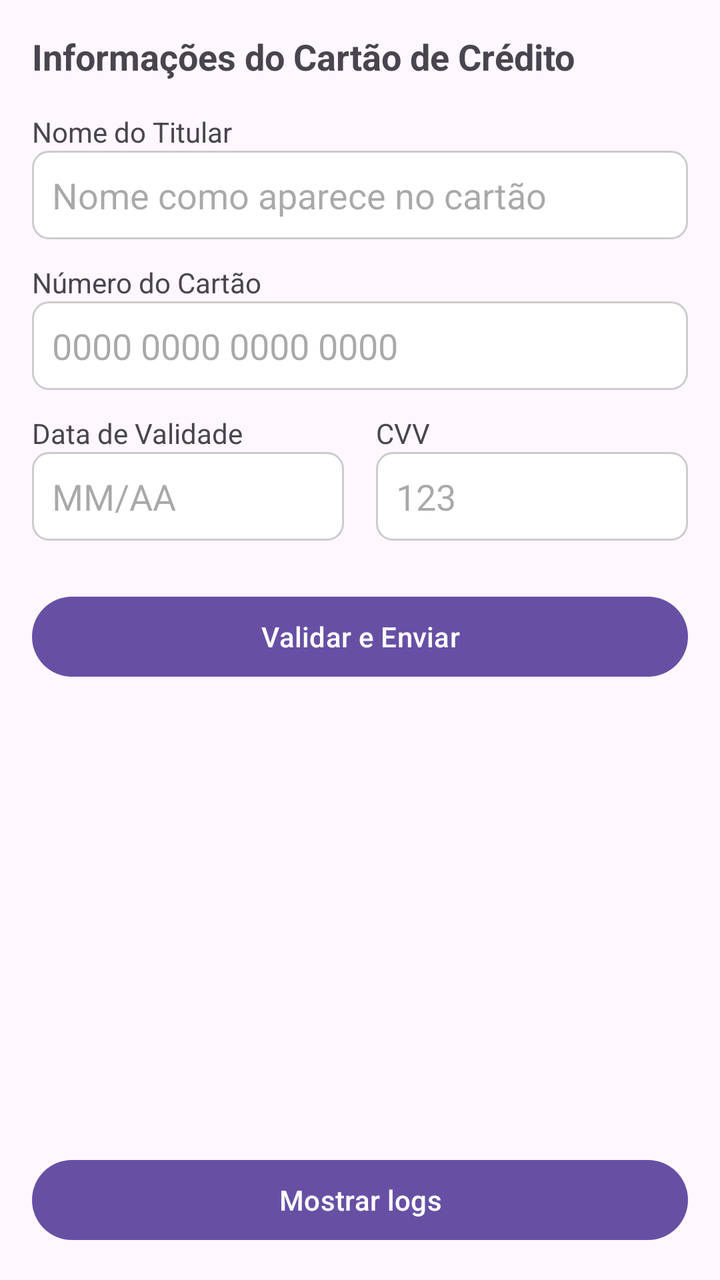
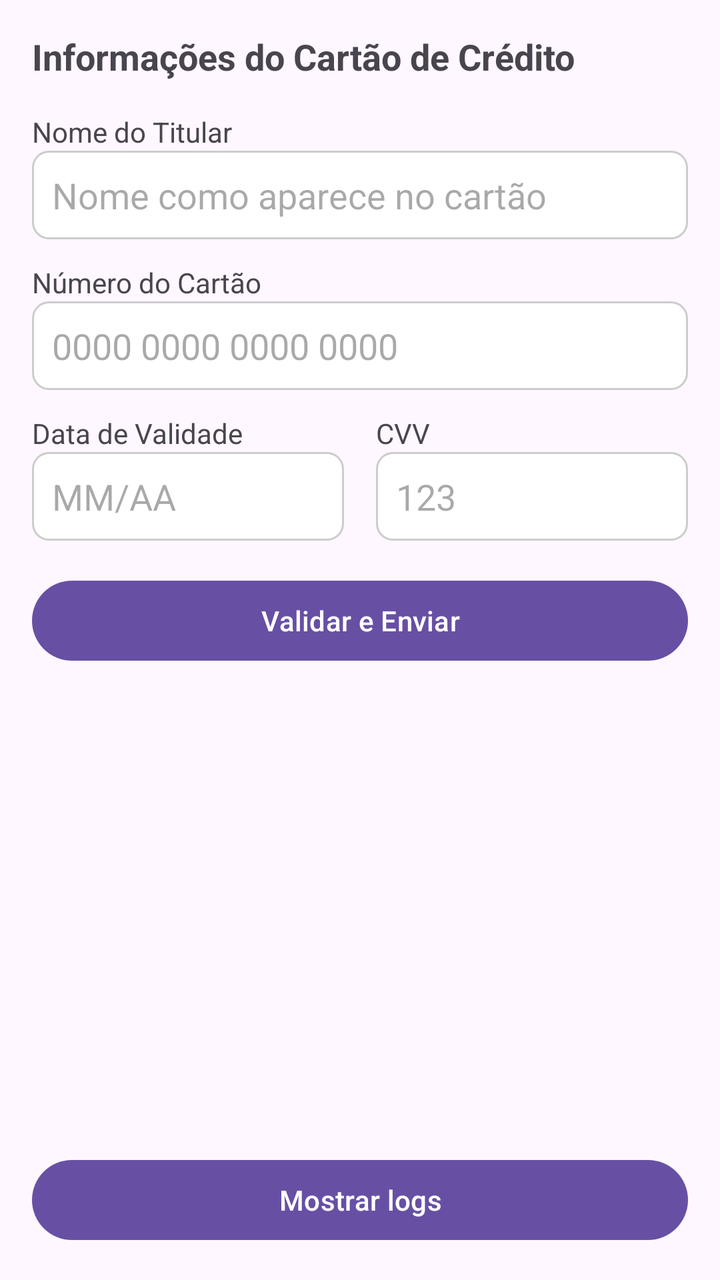

Before-and-after screenshots of an Android layout around one commit, followed by the original layout XML and the change that was made.
<!-- AndroidManifest.xml: application theme Theme.Desafio_tupi -->
<!-- res/layout/activity_main.xml -->
<?xml version="1.0" encoding="utf-8"?>
<LinearLayout xmlns:android="http://schemas.android.com/apk/res/android"
    xmlns:app="http://schemas.android.com/apk/res-auto"
    xmlns:tools="http://schemas.android.com/tools"
    android:layout_width="match_parent"
    android:layout_height="match_parent"
    android:orientation="vertical"
    android:padding="16dp">

    <TextView
        android:layout_width="match_parent"
        android:layout_height="wrap_content"
        android:layout_marginBottom="16dp"
        android:text="Informações do Cartão de Crédito"
        android:textSize="18sp"
        android:textStyle="bold" />

    
    <TextView
        android:layout_width="match_parent"
        android:layout_height="wrap_content"
        android:text="Nome do Titular"
        android:textSize="14sp" />

    <EditText
        android:id="@+id/editTextCardholderName"
        android:layout_width="match_parent"
        android:layout_height="wrap_content"
        android:layout_marginBottom="12dp"
        android:background="@drawable/rounded_edittext"
        android:hint="Nome como aparece no cartão"
        android:inputType="textPersonName"
        android:maxLines="1" />

    
    <TextView
        android:layout_width="match_parent"
        android:layout_height="wrap_content"
        android:text="Número do Cartão"
        android:textSize="14sp" />

    <EditText
        android:id="@+id/editTextCardNumber"
        android:layout_width="match_parent"
        android:layout_height="wrap_content"
        android:layout_marginBottom="12dp"
        android:background="@drawable/rounded_edittext"
        android:hint="0000 0000 0000 0000"
        android:inputType="number" />

    
    <LinearLayout
        android:layout_width="match_parent"
        android:layout_height="wrap_content"
        android:orientation="horizontal">

        <LinearLayout
            android:layout_width="0dp"
            android:layout_height="wrap_content"
            android:layout_marginEnd="8dp"
            android:layout_weight="1"
            android:orientation="vertical">

            <TextView
                android:layout_width="match_parent"
                android:layout_height="wrap_content"
                android:text="Data de Validade"
                android:textSize="14sp" />

            <EditText
                android:id="@+id/editTextExpiryDate"
                android:layout_width="match_parent"
                android:layout_height="wrap_content"
                android:background="@drawable/rounded_edittext"
                android:hint="MM/AA"
                android:inputType="date"
                android:maxLength="5" />
        </LinearLayout>

        <LinearLayout
            android:layout_width="0dp"
            android:layout_height="wrap_content"
            android:layout_marginStart="8dp"
            android:layout_weight="1"
            android:orientation="vertical">

            <TextView
                android:layout_width="match_parent"
                android:layout_height="wrap_content"
                android:text="CVV"
                android:textSize="14sp" />

            <EditText
                android:id="@+id/editTextCvv"
                android:layout_width="match_parent"
                android:layout_height="wrap_content"
                android:background="@drawable/rounded_edittext"
                android:hint="123"
                android:inputType="number"
                android:maxLength="3" />
        </LinearLayout>
    </LinearLayout>

    <Button
        android:id="@+id/buttonValidate"
        android:layout_width="match_parent"
        android:layout_height="wrap_content"
        android:layout_marginTop="24dp"
        android:text="Validar e Enviar" />

    <androidx.recyclerview.widget.RecyclerView
        android:id="@+id/recyclerLogs"
        android:layout_width="match_parent"
        android:layout_height="wrap_content"
        android:layout_marginTop="10dp"
        android:visibility="gone"
        android:paddingBottom="6dp"
        tools:itemCount="4"
        tools:listitem="@layout/item_recycler_logs" />

    <TextView
        android:id="@+id/txt_semLogs"
        android:layout_width="match_parent"
        android:layout_height="wrap_content"
        android:layout_marginTop="14dp"
        android:text="Nenhum log registrado"
        android:textSize="14sp"
        android:visibility="gone" />


    <Space
        android:layout_width="match_parent"
        android:layout_height="wrap_content"
        android:layout_weight="1" />

    <Button
        android:id="@+id/buttonShowLogs"
        android:layout_width="match_parent"
        android:layout_height="wrap_content"
        android:layout_marginTop="24dp"
        android:text="Mostrar logs" />

    <Button
        android:id="@+id/buttonCloseLogs"
        android:layout_width="match_parent"
        android:layout_height="wrap_content"
        android:layout_marginTop="24dp"
        android:text="Fechar logs"
        android:visibility="gone" />
</LinearLayout>
<!-- res/layout/item_recycler_logs.xml (included above) -->
<?xml version="1.0" encoding="utf-8"?>
<androidx.constraintlayout.widget.ConstraintLayout xmlns:android="http://schemas.android.com/apk/res/android"
    xmlns:app="http://schemas.android.com/apk/res-auto"
    android:layout_width="match_parent"
    android:layout_height="wrap_content"
    android:paddingBottom="0dp">

    <androidx.cardview.widget.CardView
        android:layout_width="match_parent"
        android:layout_height="wrap_content"
        android:layout_marginHorizontal="8dp"
        android:layout_marginTop="4dp"
        android:layout_marginBottom="12dp"
        app:cardCornerRadius="8dp"
        app:cardElevation="5dp"
        app:layout_constraintBottom_toBottomOf="parent"
        app:layout_constraintTop_toTopOf="parent">

        <androidx.constraintlayout.widget.ConstraintLayout
            android:layout_width="match_parent"
            android:layout_height="wrap_content"
            android:padding="12dp">

            
            <TextView
                android:id="@+id/txt_card_holder"
                android:layout_width="0dp"
                android:layout_height="wrap_content"
                android:text="Titular do Cartão"
                android:textColor="@color/cinzaEscuro"
                android:textSize="17sp"
                android:textStyle="bold"
                app:layout_constraintEnd_toEndOf="parent"
                app:layout_constraintStart_toStartOf="parent"
                app:layout_constraintTop_toTopOf="parent" />

            
            <TextView
                android:id="@+id/txt_card_number"
                android:layout_width="0dp"
                android:layout_height="wrap_content"
                android:layout_marginStart="12dp"
                android:layout_marginTop="8dp"
                android:text="**** **** **** 1234"
                android:textColor="@android:color/darker_gray"
                android:textSize="14sp"
                app:layout_constraintEnd_toEndOf="parent"
                app:layout_constraintStart_toStartOf="parent"
                app:layout_constraintTop_toBottomOf="@id/txt_card_holder" />

            <LinearLayout
                android:id="@+id/linlay_payment_method"
                android:layout_width="match_parent"
                android:layout_height="wrap_content"
                android:layout_marginStart="12dp"
                android:orientation="horizontal"
                app:layout_constraintEnd_toEndOf="parent"
                app:layout_constraintStart_toStartOf="parent"
                app:layout_constraintTop_toBottomOf="@id/txt_card_number">

                <TextView
                    android:layout_width="wrap_content"
                    android:layout_height="wrap_content"
                    android:layout_marginTop="4dp"
                    android:text="Método: "
                    android:textColor="@color/cinza"
                    android:textSize="14sp"
                    android:textStyle="bold" />

                
                <TextView
                    android:id="@+id/txt_payment_method"
                    android:layout_width="wrap_content"
                    android:layout_height="wrap_content"
                    android:layout_marginTop="4dp"
                    android:text="Cartão de Crédito"
                    android:textColor="@android:color/darker_gray"
                    android:textSize="14sp" />
            </LinearLayout>


            <LinearLayout
                android:id="@+id/linlay_cvv"
                android:layout_width="match_parent"
                android:layout_height="wrap_content"
                android:layout_marginStart="12dp"
                android:orientation="horizontal"
                app:layout_constraintEnd_toEndOf="parent"
                app:layout_constraintStart_toStartOf="parent"
                app:layout_constraintTop_toBottomOf="@id/linlay_payment_method">

                <TextView
                    android:layout_width="wrap_content"
                    android:layout_height="wrap_content"
                    android:layout_marginTop="4dp"
                    android:text="CVV: "
                    android:textColor="@color/cinza"
                    android:textSize="14sp"
                    android:textStyle="bold" />

                
                <TextView
                    android:id="@+id/txt_cvv"
                    android:layout_width="wrap_content"
                    android:layout_height="wrap_content"
                    android:layout_marginTop="4dp"
                    android:layout_marginBottom="0dp"
                    android:text="***"
                    android:textColor="@android:color/darker_gray"
                    android:textSize="14sp"
                    app:layout_constraintEnd_toEndOf="parent"
                    app:layout_constraintStart_toStartOf="parent"
                    app:layout_constraintTop_toBottomOf="@id/linlay_payment_method" />

            </LinearLayout>


            <TextView
                android:id="@+id/txt_createdAt"
                android:layout_width="wrap_content"
                android:layout_height="wrap_content"
                android:layout_marginTop="10dp"
                android:layout_marginBottom="8dp"
                android:text="Registro criado em :  01/01/2001  10:05"
                android:textColor="@android:color/darker_gray"
                android:textSize="14sp"
                app:layout_constraintStart_toStartOf="@id/linlay_cvv"
                app:layout_constraintTop_toBottomOf="@id/linlay_cvv" />


        </androidx.constraintlayout.widget.ConstraintLayout>

    </androidx.cardview.widget.CardView>

</androidx.constraintlayout.widget.ConstraintLayout>
<!-- resources referenced by this layout -->
<resources>
  <color name="cinza">#8d888c</color>
  <color name="cinzaEscuro">#5f5961</color>
  <!-- drawable rounded_edittext (drawable) -->
  <?xml version="1.0" encoding="utf-8"?>
  <shape xmlns:android="http://schemas.android.com/apk/res/android">
      <solid android:color="#FFFFFF" />
      <stroke
          android:width="1dp"
          android:color="#CCCCCC" />
      <corners android:radius="8dp" />
      <padding
          android:bottom="10dp"
          android:left="10dp"
          android:right="10dp"
          android:top="10dp" />
  </shape>
  <style name="Theme.Desafio_tupi" parent="Base.Theme.Desafio_tupi" />
  <style name="Base.Theme.Desafio_tupi" parent="Theme.Material3.DayNight.NoActionBar">
          
          
      </style>
</resources>

<!-- the commit's change to res/layout/activity_main.xml (unified diff, before → after) -->
@@ -105,48 +105,67 @@
         android:id="@+id/buttonValidate"
         android:layout_width="match_parent"
         android:layout_height="wrap_content"
-        android:layout_marginTop="24dp"
+        android:layout_marginTop="16dp"
         android:text="Validar e Enviar" />
 
-    <androidx.recyclerview.widget.RecyclerView
-        android:id="@+id/recyclerLogs"
-        android:layout_width="match_parent"
-        android:layout_height="wrap_content"
-        android:layout_marginTop="10dp"
-        android:visibility="gone"
-        android:paddingBottom="6dp"
-        tools:itemCount="4"
-        tools:listitem="@layout/item_recycler_logs" />
-
-    <TextView
-        android:id="@+id/txt_semLogs"
-        android:layout_width="match_parent"
-        android:layout_height="wrap_content"
-        android:layout_marginTop="14dp"
-        android:text="Nenhum log registrado"
-        android:textSize="14sp"
-        android:visibility="gone" />
-
-
-    <Space
-        android:layout_width="match_parent"
-        android:layout_height="wrap_content"
-        android:layout_weight="1" />
-
-    <Button
-        android:id="@+id/buttonShowLogs"
-        android:layout_width="match_parent"
-        android:layout_height="wrap_content"
-        android:layout_marginTop="24dp"
-        android:text="Mostrar logs" />
-
-    <Button
-        android:id="@+id/buttonCloseLogs"
-        android:layout_width="match_parent"
-        android:layout_height="wrap_content"
-        android:layout_marginTop="24dp"
-        android:text="Fechar logs"
-        android:visibility="gone" />
+    <androidx.constraintlayout.widget.ConstraintLayout
+        android:layout_width="match_parent"
+        android:layout_height="match_parent"
+        android:orientation="vertical">
+
+        <androidx.recyclerview.widget.RecyclerView
+            android:id="@+id/recyclerLogs"
+            android:layout_width="match_parent"
+            android:layout_height="0dp"
+            android:layout_marginVertical="10dp"
+            android:paddingBottom="6dp"
+            android:visibility="gone"
+            app:layout_constraintBottom_toTopOf="@+id/linlay_showCloseButtons"
+            app:layout_constraintTop_toTopOf="parent"
+            tools:itemCount="2"
+            tools:listitem="@layout/item_recycler_logs" />
+
+        <TextView
+            android:id="@+id/txt_semLogs"
+            android:layout_width="match_parent"
+            android:layout_height="wrap_content"
+            android:layout_marginTop="14dp"
+            android:text="Nenhum log registrado"
+            android:textSize="16sp"
+            android:textStyle="bold"
+            android:visibility="gone"
+            android:textAlignment="center"
+            app:layout_constraintBottom_toBottomOf="parent"
+            app:layout_constraintTop_toTopOf="parent" />
+
+
+        <LinearLayout
+            android:id="@+id/linlay_showCloseButtons"
+            android:layout_width="match_parent"
+            android:layout_height="wrap_content"
+            android:orientation="vertical"
+            app:layout_constraintBottom_toBottomOf="parent">
+
+            <Button
+                android:id="@+id/buttonShowLogs"
+                android:layout_width="match_parent"
+                android:layout_height="wrap_content"
+                android:layout_gravity="bottom"
+                android:text="Mostrar logs"
+                app:layout_constraintBottom_toBottomOf="parent" />
+
+            <Button
+                android:id="@+id/buttonCloseLogs"
+                android:layout_width="match_parent"
+                android:layout_height="wrap_content"
+                android:layout_gravity="bottom"
+                android:text="Fechar logs"
+                android:visibility="gone"
+                app:layout_constraintBottom_toBottomOf="parent" />
+        </LinearLayout>
+
+    </androidx.constraintlayout.widget.ConstraintLayout>
+
 </LinearLayout>
 <!-- res/layout/item_recycler_logs.xml (included above) -->
 <?xml version="1.0" encoding="utf-8"?>
